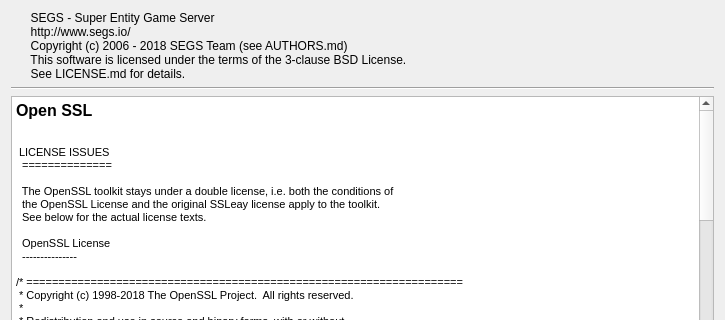
First picture: the form in Projects/CoX/Utilities/SEGSAdmin/AboutDialog.ui, repository Segs/Segs, before the edit; both pictures show x 0 to 725 and y 0 to 320 of the 725 by 554 pixel window.
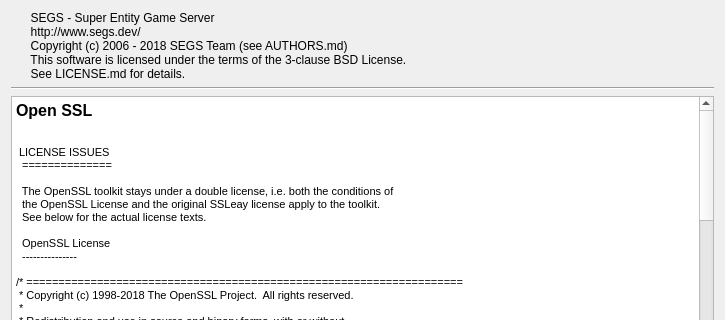
Second picture: the form after the edit. Icons and pictures are not drawn.

Diff of the .ui file:
```diff
--- a/Projects/CoX/Utilities/SEGSAdmin/AboutDialog.ui
+++ b/Projects/CoX/Utilities/SEGSAdmin/AboutDialog.ui
@@ -28,7 +28,7 @@
     <widget class="QLabel" name="segs_copy">
      <property name="text">
       <string>  SEGS - Super Entity Game Server
-  http://www.segs.io/
+  http://www.segs.dev/
   Copyright (c) 2006 - 2018 SEGS Team (see AUTHORS.md)
   This software is licensed under the terms of the 3-clause BSD License. 
   See LICENSE.md for details.</string>
```
